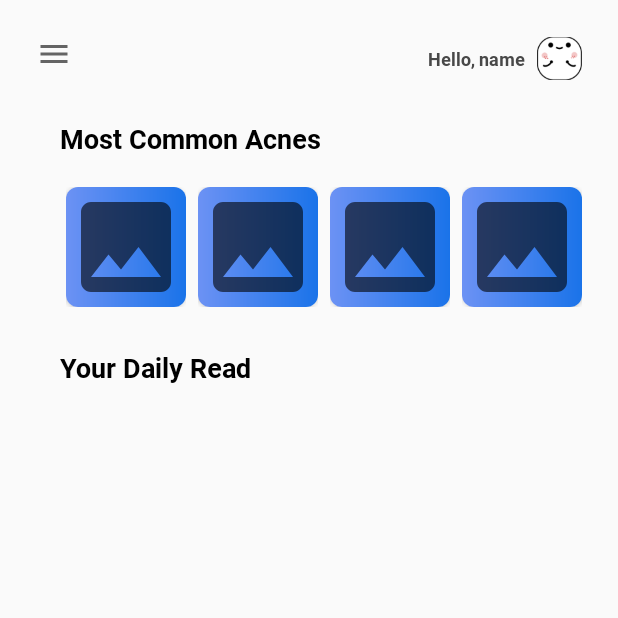
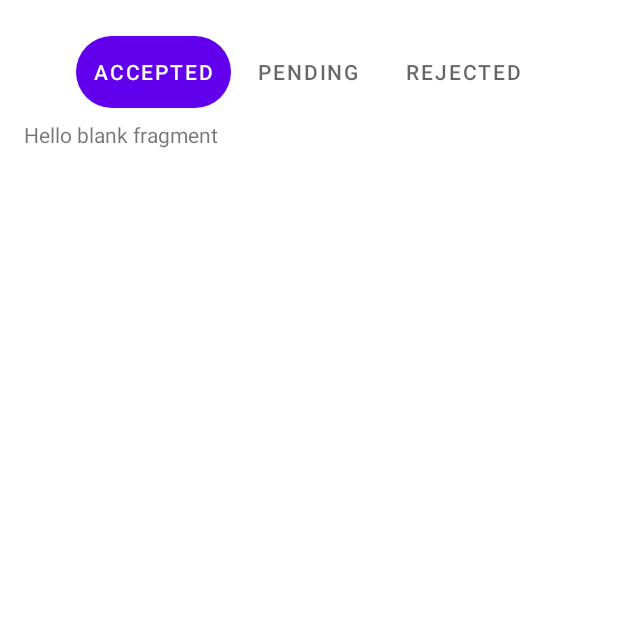
Before and after one commit to LuhutPakpahan/Capstone, an Android app: the screen it shows after launch (HomeActivity before the commit, ResultActivity after it), on a phone screen of 412 x 824 dp, the top half of it. Run offline under Robolectric (Android 15) with nearby library versions, the phone set to English and light mode, and no system bars.

Commit message:
Repair result activity

```diff
--- a/app/build.gradle
+++ b/app/build.gradle
@@ -53,6 +53,8 @@ dependencies {
     implementation 'androidx.navigation:navigation-fragment-ktx:2.3.5'
     implementation 'androidx.navigation:navigation-ui-ktx:2.3.5'
     implementation 'de.hdodenhof:circleimageview:3.1.0'
+    implementation 'com.google.android.material:material:1.3.0'
+    implementation 'androidx.legacy:legacy-support-v4:1.0.0'
     testImplementation 'junit:junit:4.+'
     androidTestImplementation 'androidx.test.ext:junit:1.1.2'
     androidTestImplementation 'androidx.test.espresso:espresso-core:3.3.0'
--- a/app/src/main/java/com/bffa3/myapplication/ui/home/HomeActivity.kt
+++ b/app/src/main/java/com/bffa3/myapplication/ui/home/HomeActivity.kt
@@ -25,7 +25,7 @@ class HomeActivity : AppCompatActivity() {
         super.onCreate(savedInstanceState)
         binding = ActivityHomeNavigationDrawerBinding.inflate(layoutInflater)
         homeBinding = ActivityHomeBinding.inflate(layoutInflater)
-        setContentView(homeBinding.root)
+        setContentView(binding.root)
 
 
         val drawerButton: ImageView = findViewById(R.id.btn_drawer)
--- a/app/src/main/java/com/bffa3/myapplication/ui/result/ResultActivity.kt
+++ b/app/src/main/java/com/bffa3/myapplication/ui/result/ResultActivity.kt
@@ -2,11 +2,41 @@ package com.bffa3.myapplication.ui.result
 
 import androidx.appcompat.app.AppCompatActivity
 import android.os.Bundle
+import androidx.annotation.StringRes
+import androidx.viewpager2.widget.ViewPager2
 import com.bffa3.myapplication.R
+import com.bffa3.myapplication.databinding.ActivityResultBinding
+import com.google.android.material.tabs.TabLayout
+import com.google.android.material.tabs.TabLayoutMediator
 
 class ResultActivity : AppCompatActivity() {
+
+    private lateinit var tabLayout: TabLayout
+    private lateinit var viewPager2: ViewPager2
+
+    private lateinit var binding: ActivityResultBinding
+
+    companion object {
+        @StringRes
+        private val TAB_TITLES = intArrayOf(
+            R.string.tab_text_1,
+            R.string.tab_text_2,
+            R.string.tab_text_3
+        )
+    }
+
     override fun onCreate(savedInstanceState: Bundle?) {
         super.onCreate(savedInstanceState)
-        setContentView(R.layout.activity_result)
+        binding = ActivityResultBinding.inflate(layoutInflater)
+        setContentView(binding.root)
+
+        val resultPageAdapter = ResultPageAdapter(this)
+        binding.viewPager.adapter = resultPageAdapter
+
+        TabLayoutMediator(binding.tlResultCategory, binding.viewPager) { tab, position ->
+            tab.text = resources.getString(TAB_TITLES[position])
+        }.attach()
+
+        supportActionBar?.elevation = 0f
     }
 }
--- /dev/null
+++ b/app/src/main/java/com/bffa3/myapplication/ui/result/ResultPageAdapter.kt
@@ -0,0 +1,25 @@
+package com.bffa3.myapplication.ui.result
+
+import androidx.appcompat.app.AppCompatActivity
+import androidx.fragment.app.Fragment
+import androidx.viewpager2.adapter.FragmentStateAdapter
+import com.bffa3.myapplication.ui.result.fragment.AcceptedListFragment
+import com.bffa3.myapplication.ui.result.fragment.PendingListFragment
+import com.bffa3.myapplication.ui.result.fragment.RejectedListFragment
+
+class ResultPageAdapter(activity: AppCompatActivity) : FragmentStateAdapter(activity) {
+    override fun getItemCount(): Int {
+        return 3
+    }
+
+    override fun createFragment(position: Int): Fragment {
+        var fragment: Fragment? = null
+        when(position) {
+            0 -> fragment = AcceptedListFragment()
+            1 -> fragment = PendingListFragment()
+            2 -> fragment = RejectedListFragment()
+        }
+
+        return fragment as Fragment
+    }
+}
--- /dev/null
+++ b/app/src/main/java/com/bffa3/myapplication/ui/result/fragment/AcceptedListFragment.kt
@@ -0,0 +1,18 @@
+package com.bffa3.myapplication.ui.result.fragment
+
+import android.os.Bundle
+import androidx.fragment.app.Fragment
+import android.view.LayoutInflater
+import android.view.View
+import android.view.ViewGroup
+import com.bffa3.myapplication.R
+
+class AcceptedListFragment : Fragment() {
+    override fun onCreateView(
+        inflater: LayoutInflater, container: ViewGroup?,
+        savedInstanceState: Bundle?
+    ): View? {
+        // Inflate the layout for this fragment
+        return inflater.inflate(R.layout.fragment_accepted_list, container, false)
+    }
+}
--- /dev/null
+++ b/app/src/main/res/drawable/tab_indicator.xml
@@ -0,0 +1,8 @@
+<?xml version="1.0" encoding="utf-8"?>
+<shape xmlns:android="http://schemas.android.com/apk/res/android"
+    android:shape="rectangle">
+
+    <solid android:color="@color/gradient_darker" />
+    <corners android:radius="100dp" />
+
+</shape>
--- a/app/src/main/res/layout/activity_home.xml
+++ b/app/src/main/res/layout/activity_home.xml
@@ -3,8 +3,7 @@
     xmlns:app="http://schemas.android.com/apk/res-auto"
     xmlns:tools="http://schemas.android.com/tools"
     android:layout_width="match_parent"
-    android:layout_height="match_parent"
-    tools:context=".ui.home.HomeActivity">
+    android:layout_height="match_parent">
 
     <ImageView
         android:id="@+id/btn_drawer"
--- a/app/src/main/res/layout/activity_result.xml
+++ b/app/src/main/res/layout/activity_result.xml
@@ -1,9 +1,28 @@
 <?xml version="1.0" encoding="utf-8"?>
-<androidx.constraintlayout.widget.ConstraintLayout xmlns:android="http://schemas.android.com/apk/res/android"
+<LinearLayout xmlns:android="http://schemas.android.com/apk/res/android"
     xmlns:app="http://schemas.android.com/apk/res-auto"
     xmlns:tools="http://schemas.android.com/tools"
     android:layout_width="match_parent"
     android:layout_height="match_parent"
-    tools:context=".ui.result.ResultActivity">
+    android:orientation="vertical"
+    tools:context=".ui.result.ResultActivity"
+    android:padding="16dp">
 
-</androidx.constraintlayout.widget.ConstraintLayout>
+    <com.google.android.material.tabs.TabLayout
+        android:id="@+id/tl_result_category"
+        style="@style/Title.ResultButton"
+        android:layout_width="match_parent"
+        android:layout_height="wrap_content"
+        android:layout_margin="8dp"
+        app:tabGravity="center"
+        app:tabIndicator="@drawable/tab_indicator"
+        app:tabIndicatorAnimationMode="elastic"
+        app:tabIndicatorGravity="stretch"
+        app:tabMode="fixed"
+        app:tabSelectedTextColor="@color/white" />
+
+    <androidx.viewpager2.widget.ViewPager2
+        android:id="@+id/view_pager"
+        android:layout_width="match_parent"
+        android:layout_height="match_parent" />
+</LinearLayout>
--- /dev/null
+++ b/app/src/main/res/layout/fragment_accepted_list.xml
@@ -0,0 +1,13 @@
+<?xml version="1.0" encoding="utf-8"?>
+<FrameLayout xmlns:android="http://schemas.android.com/apk/res/android"
+    xmlns:tools="http://schemas.android.com/tools"
+    android:layout_width="match_parent"
+    android:layout_height="match_parent"
+    tools:context=".ui.result.fragment.AcceptedListFragment">
+
+    <TextView
+        android:layout_width="match_parent"
+        android:layout_height="match_parent"
+        android:text="@string/hello_blank_fragment" />
+
+</FrameLayout>
--- a/app/src/main/res/values-night/themes.xml
+++ b/app/src/main/res/values-night/themes.xml
@@ -6,8 +6,8 @@
         <item name="colorPrimaryVariant">@color/purple_700</item>
         <item name="colorOnPrimary">@color/black</item>
         <!-- Secondary brand color. -->
-        <item name="colorSecondary">@color/teal_200</item>
-        <item name="colorSecondaryVariant">@color/teal_200</item>
+        <item name="colorSecondary">@color/gradient_brighter</item>
+        <item name="colorSecondaryVariant">@color/gradient_brighter</item>
         <item name="colorOnSecondary">@color/black</item>
         <!-- Status bar color. -->
         <item name="android:statusBarColor" tools:targetApi="l">?attr/colorPrimaryVariant</item>
--- a/app/src/main/res/values/strings.xml
+++ b/app/src/main/res/values/strings.xml
@@ -36,10 +36,14 @@
     <string name="nav_header_subtitle">android.studio@android.com</string>
     <string name="nav_header_desc">Navigation header</string>
     <string name="action_settings">Settings</string>
+    <string name="tab_text_1">Accepted</string>
+    <string name="tab_text_2">Pending</string>
+    <string name="tab_text_3">Rejected</string>
 
     <string name="menu_home">Home</string>
     <string name="menu_gallery">Gallery</string>
     <string name="menu_slideshow">Slideshow</string>
     <string name="edit_profile">Edit Profile</string>
     <string name="placeholder_name">Placeholder Name</string>
+    <string name="hello_blank_fragment">Hello blank fragment</string>
 </resources>
--- a/app/src/main/res/values/themes.xml
+++ b/app/src/main/res/values/themes.xml
@@ -6,8 +6,8 @@
         <item name="colorPrimaryVariant">@color/purple_700</item>
         <item name="colorOnPrimary">@color/white</item>
         <!-- Secondary brand color. -->
-        <item name="colorSecondary">@color/teal_200</item>
-        <item name="colorSecondaryVariant">@color/teal_700</item>
+        <item name="colorSecondary">@color/gradient_darker</item>
+        <item name="colorSecondaryVariant">@color/gradient_brighter</item>
         <item name="colorOnSecondary">@color/black</item>
         <!-- Status bar color. -->
         <item name="android:statusBarColor" tools:targetApi="l">?attr/colorPrimaryVariant</item>
```
Also changed, not shown: app/src/main/AndroidManifest.xml (+16 -11 lines), app/src/main/java/com/bffa3/myapplication/ui/result/fragment/PendingListFragment.kt (added, +18 -0 lines), app/src/main/java/com/bffa3/myapplication/ui/result/fragment/RejectedListFragment.kt (added, +17 -0 lines), app/src/main/res/layout/fragment_pending_list.xml (added, +13 -0 lines), app/src/main/res/layout/fragment_rejected_list.xml (added, +13 -0 lines).
